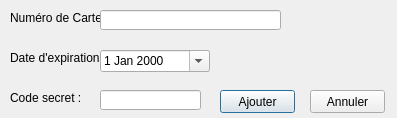
First picture: the form in popcard.ui, repository Urzawrym/Newflix, before the edit.
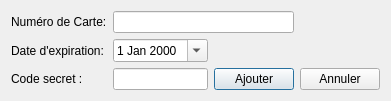
Second picture: the form after the edit.

Diff of the .ui file:
```diff
--- a/popcard.ui
+++ b/popcard.ui
@@ -6,111 +6,63 @@
    <rect>
     <x>0</x>
     <y>0</y>
-    <width>397</width>
-    <height>118</height>
+    <width>341</width>
+    <height>93</height>
    </rect>
   </property>
   <property name="windowTitle">
    <string>Dialog</string>
   </property>
-  <widget class="QPushButton" name="pushButton">
-   <property name="geometry">
-    <rect>
-     <x>220</x>
-     <y>90</y>
-     <width>75</width>
-     <height>23</height>
-    </rect>
-   </property>
-   <property name="text">
-    <string>Ajouter</string>
-   </property>
-  </widget>
-  <widget class="QPushButton" name="pushButton_2">
-   <property name="geometry">
-    <rect>
-     <x>310</x>
-     <y>90</y>
-     <width>75</width>
-     <height>23</height>
-    </rect>
-   </property>
-   <property name="text">
-    <string>Annuler</string>
-   </property>
-  </widget>
+  <layout class="QGridLayout" name="gridLayout">
+   <item row="0" column="0">
   <widget class="QLabel" name="label">
-   <property name="geometry">
-    <rect>
-     <x>10</x>
-     <y>10</y>
-     <width>91</width>
-     <height>16</height>
-    </rect>
-   </property>
    <property name="text">
     <string>Numéro de Carte:</string>
    </property>
   </widget>
-  <widget class="QLineEdit" name="lineEdit">
-   <property name="geometry">
-    <rect>
-     <x>100</x>
-     <y>10</y>
-     <width>181</width>
-     <height>20</height>
-    </rect>
-   </property>
-  </widget>
+   </item>
+   <item row="0" column="1" colspan="2">
+    <widget class="QLineEdit" name="lineEdit"/>
+   </item>
+   <item row="1" column="0">
   <widget class="QLabel" name="label_3">
-   <property name="geometry">
-    <rect>
-     <x>10</x>
-     <y>50</y>
-     <width>91</width>
-     <height>16</height>
-    </rect>
-   </property>
    <property name="text">
     <string>Date d'expiration:</string>
    </property>
   </widget>
+   </item>
+   <item row="1" column="1">
   <widget class="QDateEdit" name="dateEdit">
-   <property name="geometry">
-    <rect>
-     <x>100</x>
-     <y>50</y>
-     <width>110</width>
-     <height>22</height>
-    </rect>
-   </property>
    <property name="calendarPopup">
     <bool>true</bool>
    </property>
   </widget>
+   </item>
+   <item row="2" column="0">
   <widget class="QLabel" name="label_4">
-   <property name="geometry">
-    <rect>
-     <x>10</x>
-     <y>90</y>
-     <width>91</width>
-     <height>16</height>
-    </rect>
-   </property>
    <property name="text">
     <string>Code secret :</string>
    </property>
   </widget>
-  <widget class="QLineEdit" name="lineEdit_2">
-   <property name="geometry">
-    <rect>
-     <x>100</x>
-     <y>90</y>
-     <width>101</width>
-     <height>20</height>
-    </rect>
-   </property>
-  </widget>
+   </item>
+   <item row="2" column="1">
+    <widget class="QLineEdit" name="lineEdit_2"/>
+   </item>
+   <item row="2" column="2">
+    <widget class="QPushButton" name="pushButton">
+     <property name="text">
+      <string>Ajouter</string>
+     </property>
+    </widget>
+   </item>
+   <item row="2" column="3">
+    <widget class="QPushButton" name="pushButton_2">
+     <property name="text">
+      <string>Annuler</string>
+     </property>
+    </widget>
+   </item>
+  </layout>
  </widget>
  <resources/>
  <connections/>
```
Lines whose indentation alone changed are shown as unchanged.
